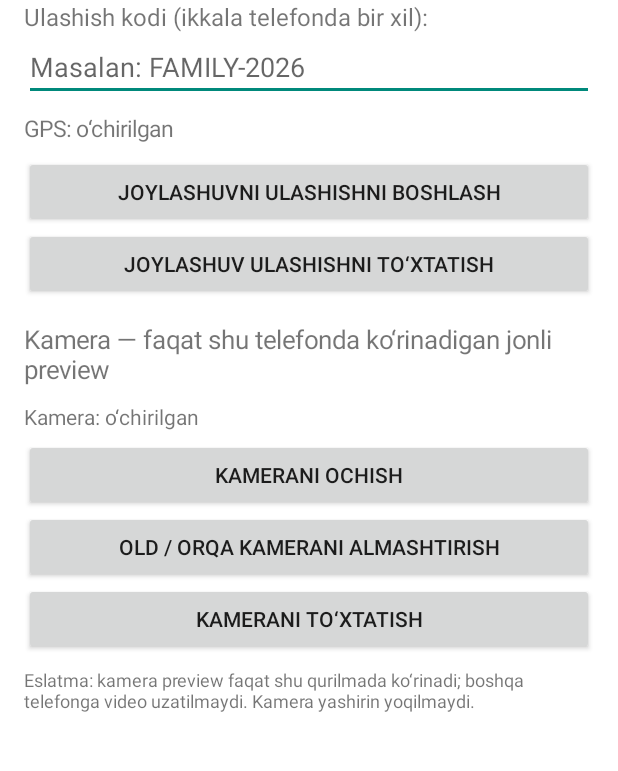
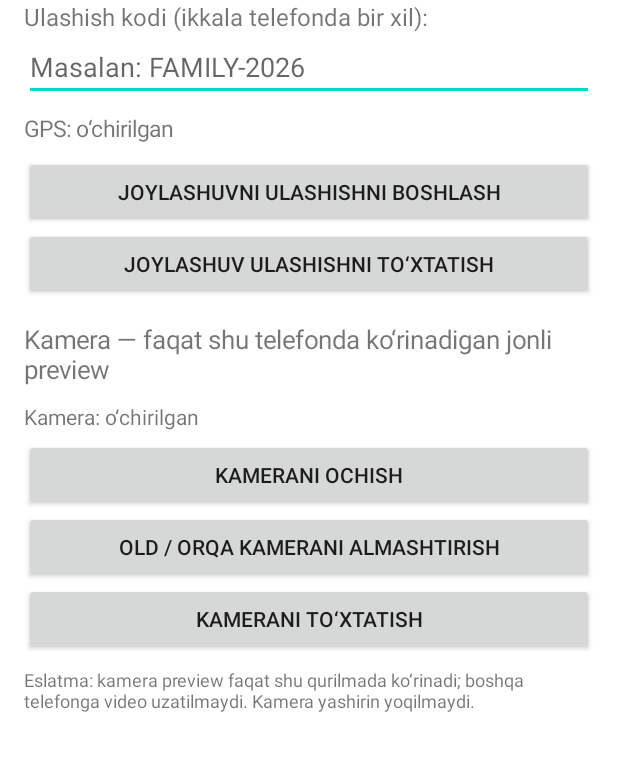
Before and after one commit to javohirgaybullayev72-ops/Revox-Kam, an Android app: the screen it shows after launch (MainActivity), on a phone screen of 412 x 824 dp, the part 81-852 px from its top. Run offline under Robolectric (Android 15) with nearby library versions, the phone set to English and light mode, and no system bars; our stand-ins replace Firebase (no records; nobody signed in at launch, a user with empty details on screens opened directly); libraries missing offline, so code that uses them is left out: androidx.camera.core, androidx.camera.lifecycle, androidx.camera.view; 2 statements that could not run were skipped.

Commit message:
Update AppTheme colors and add status bar settings

```diff
--- a/app/src/main/res/values/styles.xml
+++ b/app/src/main/res/values/styles.xml
@@ -1,7 +1,15 @@
 <resources>
-    <style name="AppTheme" parent="Theme.MaterialComponents.DayNight.NoActionBar">
-        <item name="colorPrimary">#1565C0</item>
-        <item name="colorPrimaryVariant">#0D47A1</item>
-        <item name="colorSecondary">#00897B</item>
+
+    <style name="AppTheme"
+        parent="Theme.MaterialComponents.DayNight.NoActionBar">
+
+        <item name="colorPrimary">#6750A4</item>
+        <item name="colorPrimaryVariant">#453078</item>
+        <item name="colorSecondary">#03DAC5</item>
+        <item name="android:statusBarColor">#101018</item>
+        <item name="android:navigationBarColor">#101018</item>
+        <item name="android:windowLightStatusBar">false</item>
+
     </style>
+
 </resources>
```
